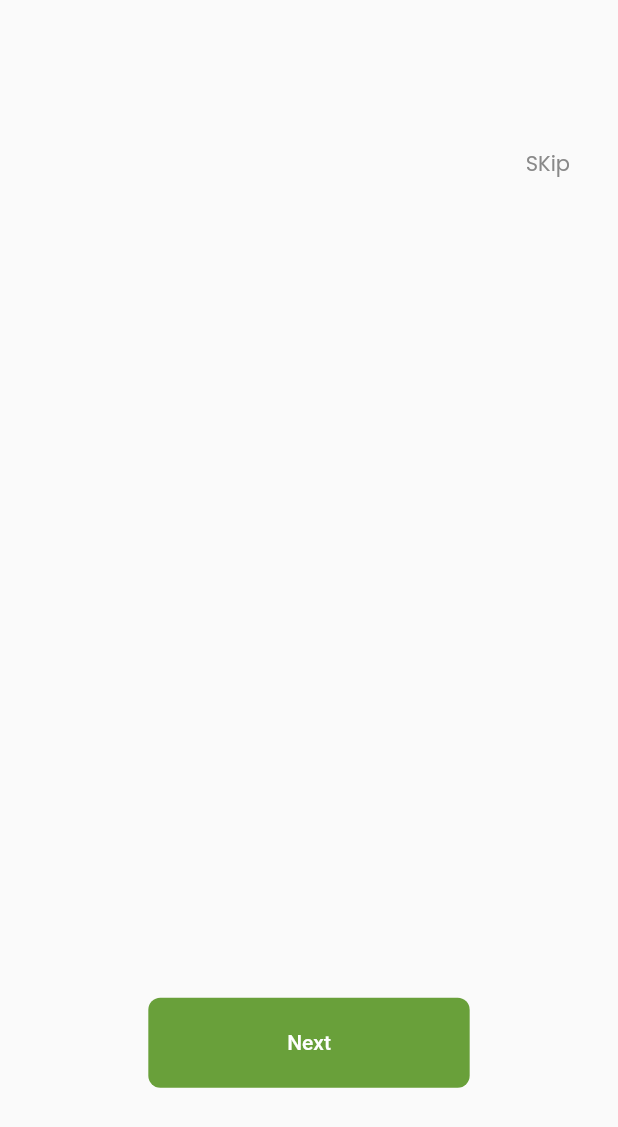
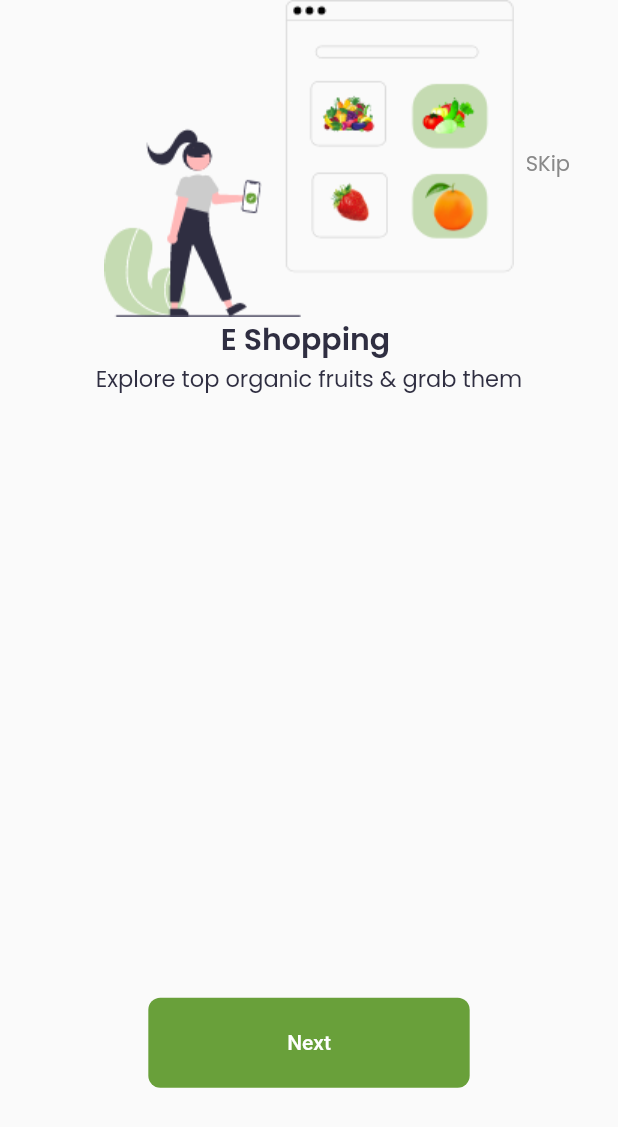
Before and after one commit to NourhanAbuGhaly/e_commerce, a Flutter app: the onBoardingView screen opened directly, on a phone screen of 412 x 824 dp. Shown: the top 1127 px of the screen. Run offline on Flutter 3.47's test engine with Material 2 defaults, Android fonts, the phone set to English and light mode, and no system bars; our stand-ins replace get.

Commit message:
e_commerce 1

```diff
--- /dev/null
+++ b/lib/feature/on_boarding/presentation/widgets/custom_page_view.dart
@@ -0,0 +1,29 @@
+import 'package:e_commerce/feature/on_boarding/presentation/widgets/page_view_item.dart';
+import 'package:flutter/material.dart';
+
+class CustomPageView extends StatelessWidget {
+  const CustomPageView({super.key});
+
+  @override
+  Widget build(BuildContext context) {
+    return PageView(
+      children: [
+        PageViewItems(
+          title: "E Shopping ",
+          subTitle: "Explore top organic fruits & grab them",
+          image: "assets/images/onboarding1.png",
+        ),
+        PageViewItems(
+          title: "Delivery on the way",
+          subTitle: "Get your order by speed delivery",
+          image: "assets/images/onboarding2.png",
+        ),
+        PageViewItems(
+          title: "Delivery Arrived",
+          subTitle: "Order is Arrived at your Place ",
+          image: "assets/images/onboarding3.png",
+        ),
+      ],
+    );
+  }
+}
--- a/lib/feature/on_boarding/presentation/widgets/on_boarding_body.dart
+++ b/lib/feature/on_boarding/presentation/widgets/on_boarding_body.dart
@@ -1,5 +1,6 @@
 import 'package:e_commerce/core/utils/size_config.dart';
 import 'package:e_commerce/core/widget/custom_button.dart';
+import 'package:e_commerce/feature/on_boarding/presentation/widgets/custom_page_view.dart';
 import 'package:flutter/material.dart';
 
 class onBoardingViewBody extends StatelessWidget {
@@ -12,6 +13,7 @@ class onBoardingViewBody extends StatelessWidget {
     SizeConfig().init(context);
     return Stack(
       children: [
+        CustomPageView(),
         Positioned(
           top: SizeConfig.defaultSize! * 10,
           right: 32,
--- /dev/null
+++ b/lib/feature/on_boarding/presentation/widgets/page_view_item.dart
@@ -0,0 +1,34 @@
+import 'package:flutter/material.dart';
+
+class PageViewItems extends StatelessWidget {
+  const PageViewItems({super.key, this.title, this.subTitle, this.image});
+final String? title;
+final String? subTitle;
+final String? image;
+  @override
+  Widget build(BuildContext context) {
+    return Column(
+      children: [
+        Image.asset(image!),
+        Text(
+          title!,
+          style: TextStyle(
+            fontFamily: "Poppins",
+              fontSize: 20,
+              color: Color(0xff2f2e41),
+              fontWeight: FontWeight.w600),
+          textAlign: TextAlign.left,
+        ),
+        Text(
+          subTitle!,
+          style: TextStyle(
+              fontFamily: "Poppins",
+              fontSize: 15,
+              color: Color(0xff2f2e41),
+              ),
+          textAlign: TextAlign.left,
+        ),
+      ],
+    );
+  }
+}
```
